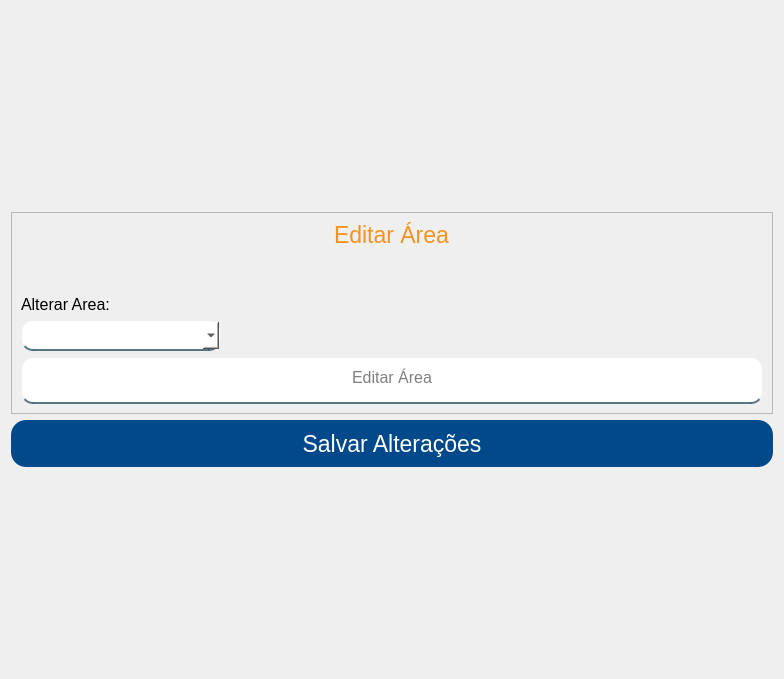
The window that App/view/ui/editarArea.ui (Senac-SOR-ADS/Mapa-de-Sala) describes before a commit, drawn with Qt 5.
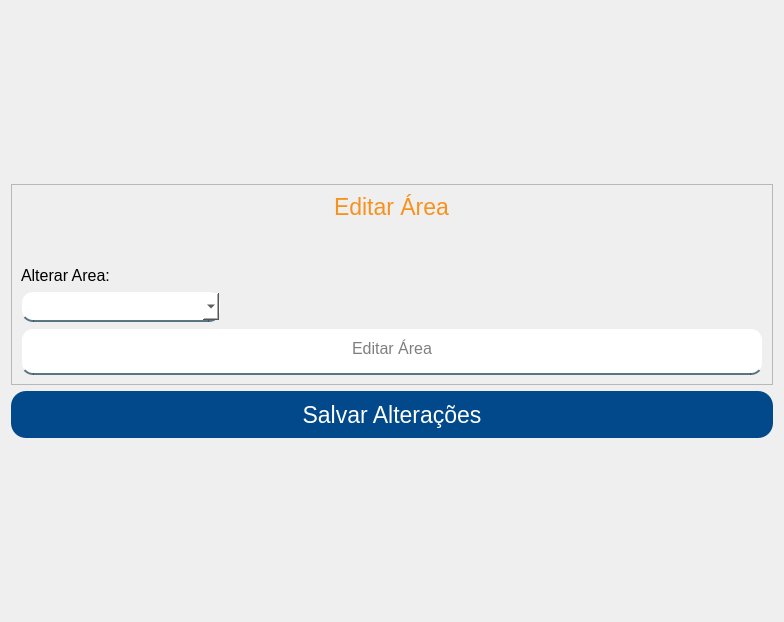
The same window after the commit.

What changed in the file:
```diff
--- a/App/view/ui/editarArea.ui
+++ b/App/view/ui/editarArea.ui
@@ -7,7 +7,7 @@
     <x>0</x>
     <y>0</y>
     <width>780</width>
-    <height>679</height>
+    <height>622</height>
    </rect>
   </property>
   <property name="windowTitle">
```
